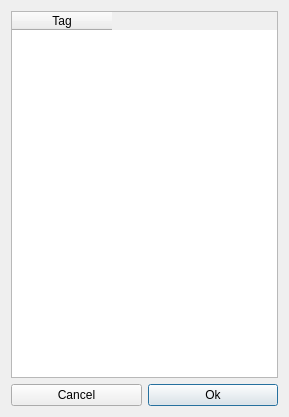
Before: the Qt Designer form src/gui/src/SongEditor/SongEditorPanelTagWidget_UI.ui in hydrogen-music/hydrogen, drawn with Qt 5.
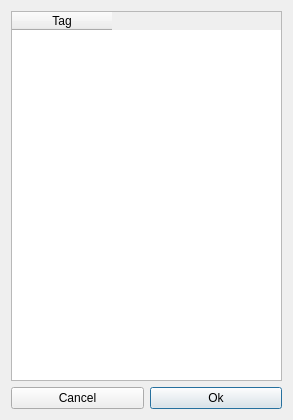
After: the same form once the commit is applied.

Patch:
```diff
--- a/src/gui/src/SongEditor/SongEditorPanelTagWidget_UI.ui
+++ b/src/gui/src/SongEditor/SongEditorPanelTagWidget_UI.ui
@@ -6,8 +6,8 @@
    <rect>
     <x>0</x>
     <y>0</y>
-    <width>289</width>
-    <height>417</height>
+    <width>293</width>
+    <height>420</height>
    </rect>
   </property>
   <property name="windowTitle">
```
